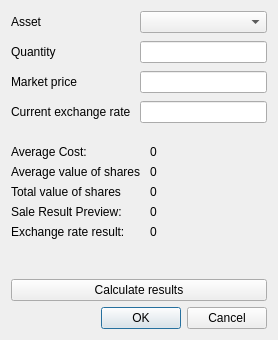
The window that report/accounting/portfolioAccounting/ch.banana.portfolio.accounting.calc.sales.data.dialog.ui (BananaAccounting/Universal) describes before a commit, drawn with Qt 5.
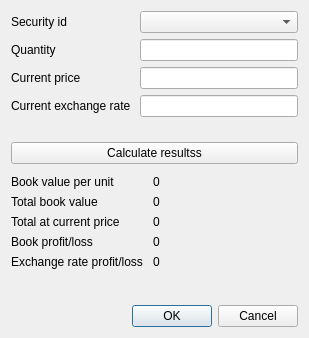
The same window after the commit.

Commit message:
Aggiorna Portfolio Accounting
-aggiorna terminologie
-aggiorna immagini per documentazione
-aggiorna i test

Patch:
```diff
--- a/report/accounting/portfolioAccounting/ch.banana.portfolio.accounting.calc.sales.data.dialog.ui
+++ b/report/accounting/portfolioAccounting/ch.banana.portfolio.accounting.calc.sales.data.dialog.ui
@@ -6,8 +6,8 @@
    <rect>
     <x>0</x>
     <y>0</y>
-    <width>278</width>
-    <height>340</height>
+    <width>309</width>
+    <height>338</height>
    </rect>
   </property>
   <property name="windowTitle">
@@ -17,12 +17,12 @@
    <item>
     <layout class="QFormLayout" name="formLayout">
      <property name="verticalSpacing">
-      <number>8</number>
+      <number>6</number>
      </property>
      <item row="0" column="0">
       <widget class="QLabel" name="item_label">
        <property name="text">
-        <string>Asset</string>
+        <string>Security id</string>
        </property>
       </widget>
      </item>
@@ -42,7 +42,7 @@
      <item row="2" column="0">
       <widget class="QLabel" name="marketPrice_label">
        <property name="text">
-        <string>Market price</string>
+        <string>Current price</string>
        </property>
       </widget>
      </item>
@@ -61,19 +61,81 @@
      </item>
     </layout>
    </item>
+   <item>
+    <layout class="QVBoxLayout" name="verticalLayout_2">
+     <item>
+      <widget class="QPushButton" name="showResultsPreview_button">
+       <property name="text">
+        <string>Calculate resultss</string>
+       </property>
+      </widget>
+     </item>
+    </layout>
+   </item>
+   <item>
+    <spacer name="verticalSpacer">
+     <property name="orientation">
+      <enum>Qt::Vertical</enum>
+     </property>
+     <property name="sizeType">
+      <enum>QSizePolicy::Minimum</enum>
+     </property>
+     <property name="sizeHint" stdset="0">
+      <size>
+       <width>40</width>
+       <height>5</height>
+      </size>
+     </property>
+    </spacer>
+   </item>
    <item>
     <layout class="QFormLayout" name="formLayout_3">
      <item row="0" column="0">
       <widget class="QLabel" name="averageCostTitle_label">
        <property name="text">
-        <string>Average Cost: </string>
+        <string>Book value per unit</string>
+       </property>
+      </widget>
+     </item>
+     <item row="0" column="1">
+      <widget class="QLabel" name="averageCost_label">
+       <property name="text">
+        <string>0</string>
+       </property>
+      </widget>
+     </item>
+     <item row="1" column="0">
+      <widget class="QLabel" name="AverageValueOfSharesTitle_label">
+       <property name="text">
+        <string>Total book value</string>
+       </property>
+      </widget>
+     </item>
+     <item row="1" column="1">
+      <widget class="QLabel" name="averageValueOfShares_label">
+       <property name="text">
+        <string>0</string>
+       </property>
+      </widget>
+     </item>
+     <item row="2" column="0">
+      <widget class="QLabel" name="TotalValueOfSharestitle_label">
+       <property name="text">
+        <string>Total at current price</string>
+       </property>
+      </widget>
+     </item>
+     <item row="2" column="1">
+      <widget class="QLabel" name="totalValueOfShares_label">
+       <property name="text">
+        <string>0</string>
        </property>
       </widget>
      </item>
      <item row="3" column="0">
       <widget class="QLabel" name="saleResultPreviewTitle_label">
        <property name="text">
-        <string>Sale Result Preview: </string>
+        <string>Book profit/loss</string>
        </property>
       </widget>
      </item>
@@ -87,14 +149,7 @@
      <item row="4" column="0">
       <widget class="QLabel" name="exchangeResultPreviewTitle_label">
        <property name="text">
-        <string>Exchange rate result: </string>
-       </property>
-      </widget>
-     </item>
-     <item row="0" column="1">
-      <widget class="QLabel" name="averageCost_label">
-       <property name="text">
-        <string>0</string>
+        <string>Exchange rate profit/loss </string>
        </property>
       </widget>
      </item>
@@ -105,43 +160,8 @@
        </property>
       </widget>
      </item>
-     <item row="1" column="0">
-      <widget class="QLabel" name="AverageValueOfSharesTitle_label">
-       <property name="text">
-        <string>Average value of shares </string>
-       </property>
-      </widget>
-     </item>
-     <item row="1" column="1">
-      <widget class="QLabel" name="averageValueOfShares_label">
-       <property name="text">
-        <string>0</string>
-       </property>
-      </widget>
-     </item>
-     <item row="2" column="0">
-      <widget class="QLabel" name="TotalValueOfSharestitle_label">
-       <property name="text">
-        <string>Total value of shares </string>
-       </property>
-      </widget>
-     </item>
-     <item row="2" column="1">
-      <widget class="QLabel" name="totalValueOfShares_label">
-       <property name="text">
-        <string>0</string>
-       </property>
-      </widget>
-     </item>
     </layout>
    </item>
-   <item>
-    <widget class="QPushButton" name="showResultsPreview_button">
-     <property name="text">
-      <string>Calculate results</string>
-     </property>
-    </widget>
-   </item>
    <item>
     <widget class="QDialogButtonBox" name="cancel_button">
      <property name="orientation">
```
Left out of the diff: 2 changed lines with no effect on the pictures. The commit also changes 19 other files.
